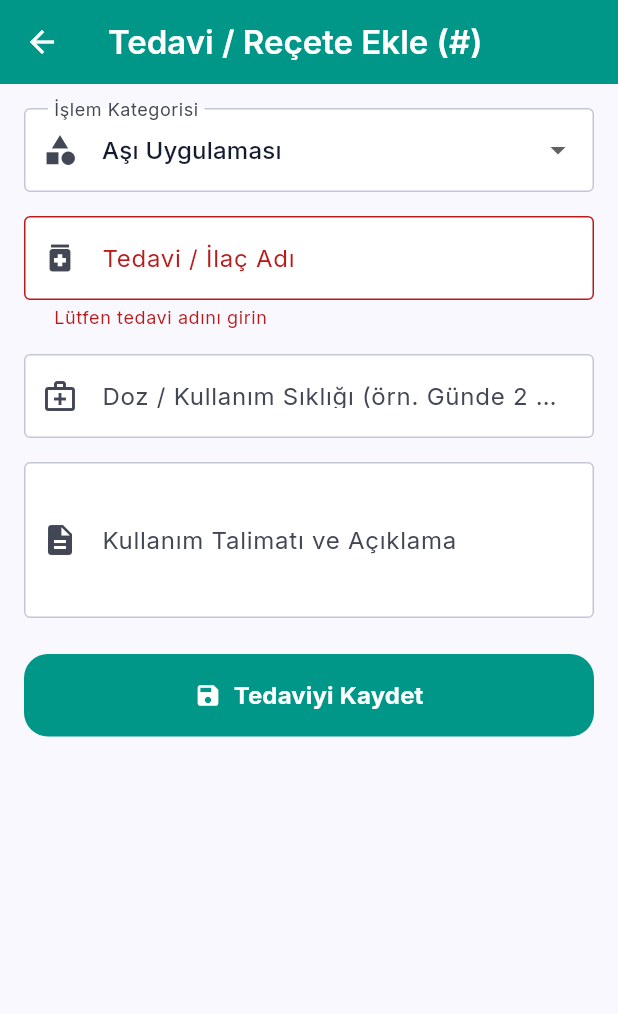
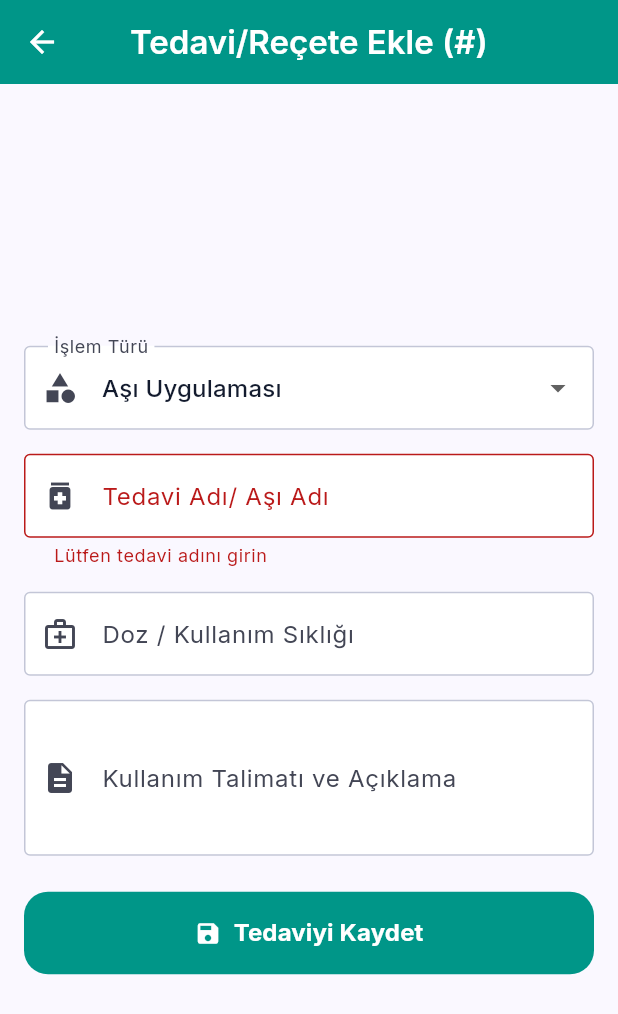
Before and after one commit to Ulutek-Ekip1/VetTrack, a Flutter app: the AddTreatmentScreen screen opened directly with empty values, after a tap on "Tedaviyi Kaydet", on a phone screen of 412 x 824 dp. Shown: the top 1014 px of the screen. Run offline on Flutter 3.47's test engine with Material 3 defaults, Android fonts, the phone set to English and light mode, and no system bars; our stand-ins replace dio, equatable, fl_chart, flutter_bloc, flutter_secure_storage, flutter_svg and 6 more; accounts and stored records are empty; network calls fail.

Commit message:
refactor(treatment): update treatment screen and wrap routes with BlocProviders

```diff
--- a/frontend/lib/features/recommendation/data/models/recommendation_model.dart
+++ b/frontend/lib/features/recommendation/data/models/recommendation_model.dart
@@ -1,5 +1,6 @@
 import '../../domain/entities/recommendation_entity.dart';
 
+// API'den gelen JSON verisini Dart nesnesine dönüştürmek için
 class RecommendationModel extends RecommendationEntity {
   const RecommendationModel({
     required super.id,
@@ -9,6 +10,7 @@ class RecommendationModel extends RecommendationEntity {
     required super.createdAt,
   });
 
+//JSON -> Model dönüşümü
   factory RecommendationModel.fromJson(Map<String, dynamic> json) {
     return RecommendationModel(
       id: json['id'] as String,
@@ -19,6 +21,7 @@ class RecommendationModel extends RecommendationEntity {
     );
   }
 
+//Model -> JSON dönüşümü
   Map<String, dynamic> toJson() {
     return {
       'id': id,
--- a/frontend/lib/features/recommendation/data/repositories/recommendation_repository_impl.dart
+++ b/frontend/lib/features/recommendation/data/repositories/recommendation_repository_impl.dart
@@ -7,11 +7,13 @@ class RecommendationRepositoryImpl implements RecommendationRepository {
 
   RecommendationRepositoryImpl(this.remoteDataSource);
 
+//Önerileri getirir
   @override
   Future<List<RecommendationEntity>> getRecommendations(String petId) async {
     return await remoteDataSource.getRecommendations(petId);
   }
 
+//Yeni öneri ekleme
   @override
   Future<RecommendationEntity> addRecommendation({
     required String visitId,
--- a/frontend/lib/features/treatment/presentation/screens/add_treatment_screen.dart
+++ b/frontend/lib/features/treatment/presentation/screens/add_treatment_screen.dart
@@ -1,4 +1,7 @@
 import 'package:flutter/material.dart';
+import 'package:flutter_bloc/flutter_bloc.dart';
+import '../cubit/treatment_cubit.dart';
+import '../cubit/treatment_state.dart';
 
 class AddTreatmentScreen extends StatefulWidget {
   final String visitId;
@@ -29,23 +32,66 @@ class _AddTreatmentScreenState extends State<AddTreatmentScreen> {
 
   void _onSaveTreatment() {
     if (_formKey.currentState!.validate()) {
-      ScaffoldMessenger.of(context).showSnackBar(
-        SnackBar(content: Text('Tedavi/Reçete Ziyaret #${widget.visitId} kaydına eklendi!')),
+      final description = [
+        if (_dosageController.text.trim().isNotEmpty)
+          'Doz/Sıklık: ${_dosageController.text.trim()}',
+        if (_notesController.text.trim().isNotEmpty)
+          'Açıklama: {$_dosageController.text.trim()}',
+      ].join('\n');
+
+      context.read<TreatmentCubit>().addTreatment(
+            visitId: widget.visitId,
+            type: _selectedCategory,
+            title: _treatmentTitleController.text.trim(),
+            description: description.isNotEmpty ? description : null,
           );
-      Navigator.of(context).pop();
     }
   }
 
   @override
   Widget build(BuildContext context) {
-    return Scaffold(
+    return BlocListener<TreatmentCubit, TreatmentState>(
+        listenWhen: (previous, current) => previous != current,
+        listener: (context, state) {
+          if (state is TreatmentActionSuccess) {
+            ScaffoldMessenger.of(context).showSnackBar(
+              SnackBar(
+                content: Row(
+                  children: [
+                    const Icon(Icons.check, color: Colors.white),
+                    const SizedBox(width: 8),
+                    Text(state.message),
+                  ],
+                ),
+                backgroundColor: Colors.green,
+              ),
+            );
+            Navigator.of(context).pop(true);
+          } else if (state is TreatmentError) {
+            ScaffoldMessenger.of(context).showSnackBar(
+              SnackBar(
+                content: Row(
+                  children: [
+                    const Icon(Icons.error, color: Colors.white),
+                    const SizedBox(width: 8),
+                    Text(state.message),
+                  ],
+                ),
+                backgroundColor: Colors.red,
+              ),
+            );
+          }
+        },
+        child: Scaffold(
           appBar: AppBar(
-        title: Text('Tedavi / Reçete Ekle (#${widget.visitId})'),
+            title: Text('Tedavi/Reçete Ekle (#${widget.visitId})'),
+            centerTitle: true,
             backgroundColor: Colors.teal,
             foregroundColor: Colors.white,
           ),
-      body: SingleChildScrollView(
-        padding: const EdgeInsets.all(16.0),
+          body: Center(
+            child: SingleChildScrollView(
+              padding: const EdgeInsets.all(16),
               child: Form(
                 key: _formKey,
                 child: Column(
@@ -54,15 +100,23 @@ class _AddTreatmentScreenState extends State<AddTreatmentScreen> {
                     DropdownButtonFormField<String>(
                       initialValue: _selectedCategory,
                       decoration: const InputDecoration(
-                  labelText: 'İşlem Kategorisi',
+                        labelText: 'İşlem Türü',
                         prefixIcon: Icon(Icons.category),
                         border: OutlineInputBorder(),
                       ),
                       items: const [
-                  DropdownMenuItem(value: 'Aşı', child: Text('Aşı Uygulaması')),
-                  DropdownMenuItem(value: 'İlaç', child: Text('İlaç / Reçete')),
-                  DropdownMenuItem(value: 'Operasyon', child: Text('Cerrahi Operasyon')),
-                  DropdownMenuItem(value: 'Kür', child: Text('Parazit Tedavisi')),
+                        DropdownMenuItem(
+                            value: 'Aşı', child: Text('Aşı Uygulaması')),
+                        DropdownMenuItem(
+                            value: 'İlaç',
+                            child: Text('İlaç Tedavisi/ Reçete')),
+                        DropdownMenuItem(
+                            value: 'Operasyon',
+                            child: Text('Cerrahi Operasyon')),
+                        DropdownMenuItem(
+                            value: 'Kür', child: Text('Parazit Tedavisi')),
+                        DropdownMenuItem(
+                            value: 'Diğer', child: Text('Diğer İşlemler')),
                       ],
                       onChanged: (val) {
                         if (val != null) {
@@ -76,18 +130,19 @@ class _AddTreatmentScreenState extends State<AddTreatmentScreen> {
                     TextFormField(
                       controller: _treatmentTitleController,
                       decoration: const InputDecoration(
-                  labelText: 'Tedavi / İlaç Adı',
+                        labelText: 'Tedavi Adı/ Aşı Adı',
                         prefixIcon: Icon(Icons.medication),
                         border: OutlineInputBorder(),
                       ),
-                validator: (val) =>
-                    val == null || val.isEmpty ? 'Lütfen tedavi adını girin' : null,
+                      validator: (val) => val!.trim().isEmpty
+                          ? 'Lütfen tedavi adını girin'
+                          : null,
                     ),
                     const SizedBox(height: 16),
                     TextFormField(
                       controller: _dosageController,
                       decoration: const InputDecoration(
-                  labelText: 'Doz / Kullanım Sıklığı (örn. Günde 2 defa / 1ml)',
+                        labelText: 'Doz / Kullanım Sıklığı',
                         prefixIcon: Icon(Icons.medical_services_outlined),
                         border: OutlineInputBorder(),
                       ),
@@ -103,23 +158,43 @@ class _AddTreatmentScreenState extends State<AddTreatmentScreen> {
                       ),
                     ),
                     const SizedBox(height: 24),
-              ElevatedButton.icon(
-                onPressed: _onSaveTreatment,
+                    BlocBuilder<TreatmentCubit, TreatmentState>(
+                      builder: (context, state) {
+                        final isLoading = state is TreatmentLoading;
+                        return ElevatedButton.icon(
+                          onPressed: isLoading ? null : _onSaveTreatment,
                           style: ElevatedButton.styleFrom(
                             padding: const EdgeInsets.symmetric(vertical: 16),
                             backgroundColor: Colors.teal,
                             foregroundColor: Colors.white,
                           ),
-                icon: const Icon(Icons.save),
-                label: const Text(
-                  'Tedaviyi Kaydet',
-                  style: TextStyle(fontSize: 16, fontWeight: FontWeight.bold),
+                          icon: isLoading
+                              ? const SizedBox(
+                                  width: 20,
+                                  height: 20,
+                                  child: CircularProgressIndicator(
+                                    strokeWidth: 2,
+                                    valueColor:
+                                        AlwaysStoppedAnimation(Colors.white),
                                   ),
+                                )
+                              : const Icon(Icons.save),
+                          label: Text(
+                            isLoading
+                                ? 'Tedavi Kaydediliyor...'
+                                : 'Tedaviyi Kaydet',
+                            style: const TextStyle(
+                                fontSize: 16, fontWeight: FontWeight.bold),
+                          ),
+                        );
+                      },
                     ),
                   ],
                 ),
               ),
             ),
+          ),
+        )
       );
   }
 }
```
Also changed, not shown: frontend/lib/core/router/app_router.dart (+22 -3 lines), frontend/lib/features/recommendation/data/datasources/recommendation_remote_datasource.dart (+7 -2 lines), frontend/lib/features/recommendation/presentation/screens/add_recommendation_screen.dart (+29 -10 lines), frontend/lib/core/constants/app_constants.dart (line endings or trailing spaces). Lines whose indentation alone changed are shown as unchanged.
